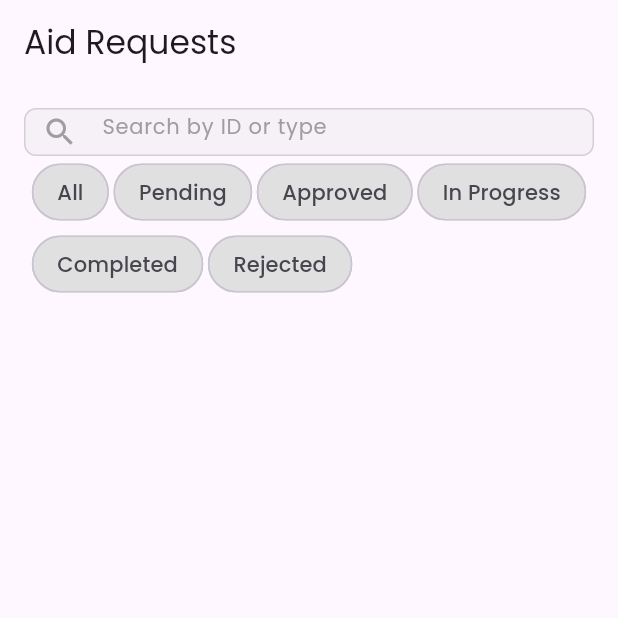
After one commit to rahul-p-v-2005/reliefflow-frontend, a Flutter app: the AidsScreen screen opened directly, on a phone screen of 412 x 824 dp, the top half of it. The commit adds this screen. Run offline on Flutter 3.47's test engine with Material 3 defaults, Android fonts, the phone set to English and light mode, and no system bars; our stand-ins replace flutter_map, geolocator, glassmorphism, google_fonts, image_picker, latlong2 and 4 more; missing offline and left inert: dart:ffi, icon_forest, star_menu; accounts and stored records are empty.

Commit message:
Add aid and donation request screens; implement search and status filter components

```diff
--- a/lib/screens/main_navigation/main_navigation.dart
+++ b/lib/screens/main_navigation/main_navigation.dart
@@ -1,6 +1,8 @@
 import 'package:flutter/material.dart';
 import 'package:persistent_bottom_nav_bar/persistent_bottom_nav_bar.dart';
 import 'package:reliefflow_frontend_public_app/screens/Profile/account_page.dart';
+import 'package:reliefflow_frontend_public_app/screens/views/aid_request_screen.dart';
+import 'package:reliefflow_frontend_public_app/screens/views/donation_request_screen.dart';
 import 'package:star_menu/star_menu.dart';
 import 'package:reliefflow_frontend_public_app/screens/home/home_screen.dart';
 import 'package:reliefflow_frontend_public_app/screens/request_donation/request_donation.dart';
@@ -59,8 +61,8 @@ class _MainNavigationState extends State<MainNavigation> {
       itemCount: _navBarsItems().length,
       screens: [
         CustomNavBarScreen(screen: const HomeScreen()),
-        CustomNavBarScreen(screen: const RequestAidScreen()),
-        CustomNavBarScreen(screen: const RequestDonation()),
+        CustomNavBarScreen(screen: const AidsScreen()),
+        CustomNavBarScreen(screen: const DonationsScreen()),
         CustomNavBarScreen(screen: const Account()), // Profile screen
       ],
       confineToSafeArea: true,
--- a/lib/screens/request_donation/request_donation.dart
+++ b/lib/screens/request_donation/request_donation.dart
@@ -98,6 +98,9 @@ class _ItemsBody extends StatelessWidget {
                   return Container(
                     decoration: BoxDecoration(
                       color: Colors.white,
+                      borderRadius: BorderRadius.vertical(
+                        top: Radius.circular(25),
+                      ),
                     ),
                     padding: EdgeInsets.all(16),
                     child: ItemDonationRequestItemForm(),
--- /dev/null
+++ b/lib/screens/views/aid_request_screen.dart
@@ -0,0 +1,41 @@
+import 'package:flutter/material.dart';
+import 'package:reliefflow_frontend_public_app/screens/views/widgets/request_screen_elements.dart';
+
+class AidsScreen extends StatefulWidget {
+  const AidsScreen({super.key});
+
+  @override
+  State<AidsScreen> createState() => _AidsScreenState();
+}
+
+class _AidsScreenState extends State<AidsScreen> {
+  @override
+  Widget build(BuildContext context) {
+    return Scaffold(
+      appBar: AppBar(
+        title: Text("Aid Requests"),
+      ),
+      body: Container(
+        child: Padding(
+          padding: const EdgeInsets.all(16.0),
+          child: Column(
+            children: [
+              SearchBox(),
+              Wrap(
+                spacing: 3,
+                children: [
+                  StatusButton(label: "All"),
+                  StatusButton(label: "Pending"),
+                  StatusButton(label: "Approved"),
+                  StatusButton(label: "In Progress"),
+                  StatusButton(label: "Completed"),
+                  StatusButton(label: "Rejected"),
+                ],
+              ),
+            ],
+          ),
+        ),
+      ),
+    );
+  }
+}
--- /dev/null
+++ b/lib/screens/views/donation_request_screen.dart
@@ -0,0 +1,41 @@
+import 'package:flutter/material.dart';
+import 'package:reliefflow_frontend_public_app/screens/views/widgets/request_screen_elements.dart';
+
+class DonationsScreen extends StatefulWidget {
+  const DonationsScreen({super.key});
+
+  @override
+  State<DonationsScreen> createState() => _DonationsScreenState();
+}
+
+class _DonationsScreenState extends State<DonationsScreen> {
+  @override
+  Widget build(BuildContext context) {
+    return Scaffold(
+      appBar: AppBar(
+        title: Text("Donation Requests"),
+      ),
+      body: Container(
+        child: Padding(
+          padding: const EdgeInsets.all(16.0),
+          child: Column(
+            children: [
+              SearchBox(),
+              Wrap(
+                spacing: 3,
+                children: [
+                  StatusButton(label: "All"),
+                  StatusButton(label: "Pending"),
+                  StatusButton(label: "Approved"),
+                  StatusButton(label: "In Progress"),
+                  StatusButton(label: "Completed"),
+                  StatusButton(label: "Rejected"),
+                ],
+              ),
+            ],
+          ),
+        ),
+      ),
+    );
+  }
+}
--- /dev/null
+++ b/lib/screens/views/widgets/request_screen_elements.dart
@@ -0,0 +1,84 @@
+import 'package:flutter/material.dart';
+import 'package:reliefflow_frontend_public_app/screens/views/aid_request_screen.dart';
+
+class SearchBox extends StatefulWidget {
+  const SearchBox({
+    super.key,
+  });
+
+  @override
+  State<SearchBox> createState() => _SearchBoxState();
+}
+
+class _SearchBoxState extends State<SearchBox> {
+  @override
+  Widget build(BuildContext context) {
+    return SizedBox(
+      height: 32,
+      child: TextField(
+        decoration: InputDecoration(
+          fillColor: Colors.grey.withAlpha(20),
+          filled: true,
+          border: OutlineInputBorder(
+            borderRadius: BorderRadius.circular(8),
+            borderSide: BorderSide(
+              color: Colors.grey.withAlpha(40),
+            ),
+          ),
+          enabledBorder: OutlineInputBorder(
+            borderRadius: BorderRadius.circular(8),
+            borderSide: BorderSide(
+              color: Colors.grey.withAlpha(100),
+            ),
+          ),
+          focusedBorder: OutlineInputBorder(
+            borderRadius: BorderRadius.circular(8),
+            borderSide: BorderSide(
+              color: Color.fromARGB(255, 30, 136, 229),
+            ),
+          ),
+          hintText: "Search by ID or type",
+          hintStyle: TextStyle(
+            color: Colors.grey,
+            fontSize: 14,
+          ),
+          prefixIcon: Icon(
+            Icons.search,
+            color: Colors.grey,
+          ),
+          alignLabelWithHint: true,
+        ),
+      ),
+    );
+  }
+}
+
+class StatusButton extends StatefulWidget {
+  final String label;
+  const StatusButton({required this.label});
+
+  @override
+  State<StatusButton> createState() => _StatusButtonState();
+}
+
+class _StatusButtonState extends State<StatusButton> {
+  bool isSelected = false;
+  @override
+  Widget build(BuildContext context) {
+    return FilterChip(
+      label: Text(widget.label),
+      shape: RoundedRectangleBorder(
+        borderRadius: BorderRadiusGeometry.circular(24),
+      ),
+      selected: isSelected,
+      selectedColor: Colors.blue, // Color when selected
+      backgroundColor: Colors.grey[300], // Default color
+      checkmarkColor: Colors.white, // Tick Color
+      onSelected: (value) {
+        setState(() {
+          isSelected = value;
+        });
+      },
+    );
+  }
+}
```
Also changed, not shown: lib/screens/home/home_screen.dart (+45 -9 lines), lib/screens/views/request_aid.dart (+4 -5 lines).
